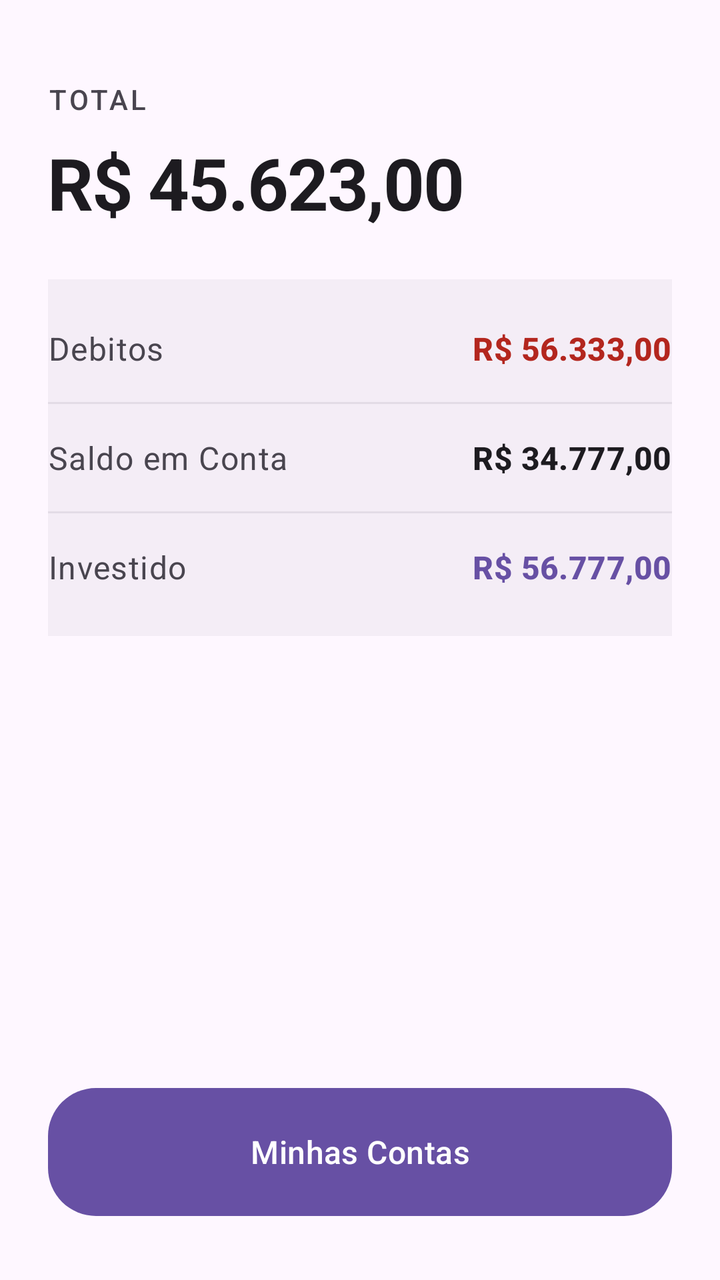
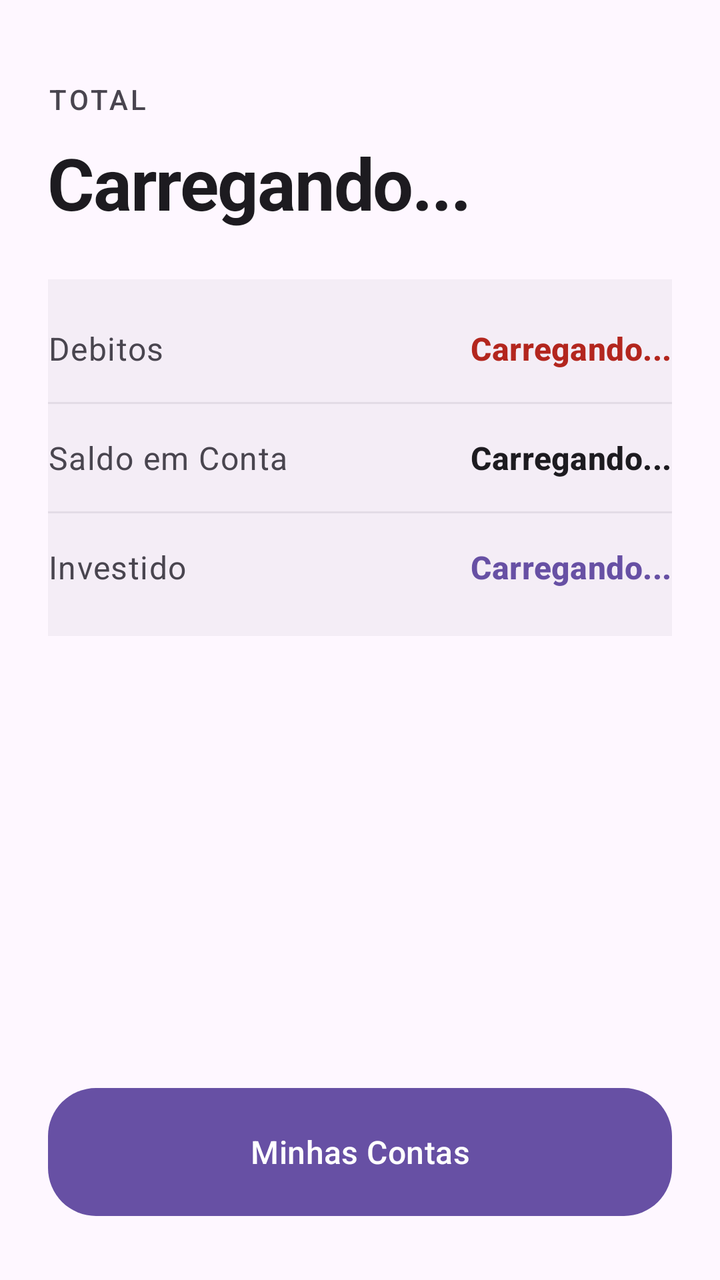

Compare the two renders of this Android layout. The source of the first and the diff that turns it into the second are given below.
<!-- AndroidManifest.xml: application theme Theme.MeuControleFinaceiro -->
<!-- res/layout/fragment_home.xml -->
<?xml version="1.0" encoding="utf-8"?>
<androidx.constraintlayout.widget.ConstraintLayout xmlns:android="http://schemas.android.com/apk/res/android"
    xmlns:app="http://schemas.android.com/apk/res-auto"
    xmlns:tools="http://schemas.android.com/tools"
    android:layout_width="match_parent"
    android:layout_height="match_parent"
    android:background="?attr/colorSurface"
    android:padding="24dp"
    tools:context=".ui.home.HomeFragment">

    <View
        android:layout_width="0dp"
        android:layout_height="0dp"
        android:background="@color/white"
        android:backgroundTint="?attr/colorSurfaceContainerHighest"
        android:alpha="0.4"
        app:layout_constraintBottom_toBottomOf="@+id/textSaldoTotalInvestido"
        app:layout_constraintEnd_toEndOf="parent"
        app:layout_constraintStart_toStartOf="parent"
        app:layout_constraintTop_toTopOf="@+id/textView9"
        android:layout_marginTop="-24dp"
        android:layout_marginBottom="-24dp"
        android:layout_marginStart="-16dp"
        android:layout_marginEnd="-16dp" />

    <TextView
        android:id="@+id/textView6"
        android:layout_width="wrap_content"
        android:layout_height="wrap_content"
        android:layout_marginTop="16dp"
        android:text="@string/saldoTotal"
        android:textAppearance="?attr/textAppearanceLabelLarge"
        android:textColor="?attr/colorOnSurfaceVariant"
        android:textAllCaps="true"
        android:letterSpacing="0.1"
        app:layout_constraintStart_toStartOf="parent"
        app:layout_constraintTop_toTopOf="parent" />

    <TextView
        android:id="@+id/textTotal"
        android:layout_width="wrap_content"
        android:layout_height="wrap_content"
        android:layout_marginTop="8dp"
        android:text="R$ 45.623,00"
        android:textAppearance="?attr/textAppearanceDisplaySmall"
        android:textColor="?attr/colorOnSurface"
        android:textStyle="bold"
        android:letterSpacing="-0.02"
        app:layout_constraintStart_toStartOf="parent"
        app:layout_constraintTop_toBottomOf="@+id/textView6" />

    <TextView
        android:id="@+id/textView9"
        android:layout_width="wrap_content"
        android:layout_height="wrap_content"
        android:layout_marginTop="48dp"
        android:text="@string/debitos"
        android:textAppearance="?attr/textAppearanceBodyLarge"
        android:textColor="?attr/colorOnSurfaceVariant"
        app:layout_constraintStart_toStartOf="@+id/textView6"
        app:layout_constraintTop_toBottomOf="@+id/textTotal" />

    <TextView
        android:id="@+id/textDebitosTotal"
        android:layout_width="wrap_content"
        android:layout_height="wrap_content"
        android:text="R$ 56.333,00"
        android:textAppearance="?attr/textAppearanceTitleMedium"
        android:textColor="?attr/colorError"
        android:textStyle="bold"
        app:layout_constraintBottom_toBottomOf="@+id/textView9"
        app:layout_constraintEnd_toEndOf="parent"
        app:layout_constraintTop_toTopOf="@+id/textView9" />

    <View
        android:id="@+id/divider1"
        android:layout_width="0dp"
        android:layout_height="1dp"
        android:layout_marginTop="16dp"
        android:background="?attr/colorOutlineVariant"
        android:alpha="0.4"
        app:layout_constraintEnd_toEndOf="parent"
        app:layout_constraintStart_toStartOf="parent"
        app:layout_constraintTop_toBottomOf="@+id/textView9"
        tools:layout_editor_absoluteX="24dp" />

    <TextView
        android:id="@+id/textView11"
        android:layout_width="wrap_content"
        android:layout_height="wrap_content"
        android:layout_marginTop="16dp"
        android:text="@string/emConta"
        android:textAppearance="?attr/textAppearanceBodyLarge"
        android:textColor="?attr/colorOnSurfaceVariant"
        app:layout_constraintStart_toStartOf="@+id/textView6"
        app:layout_constraintTop_toBottomOf="@+id/divider1" />

    <TextView
        android:id="@+id/textSaldoEmContaTotal"
        android:layout_width="wrap_content"
        android:layout_height="wrap_content"
        android:text="R$ 34.777,00"
        android:textAppearance="?attr/textAppearanceTitleMedium"
        android:textColor="?attr/colorOnSurface"
        android:textStyle="bold"
        app:layout_constraintBottom_toBottomOf="@+id/textView11"
        app:layout_constraintEnd_toEndOf="parent"
        app:layout_constraintTop_toTopOf="@+id/textView11" />

    <View
        android:id="@+id/divider2"
        android:layout_width="0dp"
        android:layout_height="1dp"
        android:layout_marginTop="16dp"
        android:background="?attr/colorOutlineVariant"
        android:alpha="0.4"
        app:layout_constraintEnd_toEndOf="parent"
        app:layout_constraintStart_toStartOf="parent"
        app:layout_constraintTop_toBottomOf="@+id/textView11"
        tools:layout_editor_absoluteX="24dp" />

    <TextView
        android:id="@+id/textView13"
        android:layout_width="wrap_content"
        android:layout_height="wrap_content"
        android:layout_marginTop="16dp"
        android:text="@string/app_investidoSaldo"
        android:textAppearance="?attr/textAppearanceBodyLarge"
        android:textColor="?attr/colorOnSurfaceVariant"
        app:layout_constraintStart_toStartOf="@+id/textView6"
        app:layout_constraintTop_toBottomOf="@+id/divider2" />

    <TextView
        android:id="@+id/textSaldoTotalInvestido"
        android:layout_width="wrap_content"
        android:layout_height="wrap_content"
        android:text="R$ 56.777,00"
        android:textAppearance="?attr/textAppearanceTitleMedium"
        android:textColor="?attr/colorPrimary"
        android:textStyle="bold"
        app:layout_constraintBottom_toBottomOf="@+id/textView13"
        app:layout_constraintEnd_toEndOf="parent"
        app:layout_constraintTop_toTopOf="@+id/textView13" />

    <com.google.android.material.button.MaterialButton
        android:id="@+id/btnContas"
        style="@style/Widget.Material3.Button"
        android:layout_width="0dp"
        android:layout_height="64dp"
        android:layout_marginBottom="8dp"
        android:text="@string/minhas_contas"
        android:textAppearance="?attr/textAppearanceTitleMedium"
        app:cornerRadius="24dp"
        android:insetBottom="0dp"
        android:insetTop="0dp"
        app:layout_constraintBottom_toBottomOf="parent"
        app:layout_constraintEnd_toEndOf="parent"
        app:layout_constraintStart_toStartOf="parent" />

</androidx.constraintlayout.widget.ConstraintLayout>
<!-- resources referenced by this layout -->
<resources>
  <color name="white">#FFFFFFFF</color>
  <string name="app_investidoSaldo">Investido</string>
  <string name="debitos">Debitos</string>
  <string name="emConta">Saldo em Conta</string>
  <string name="minhas_contas">Minhas Contas</string>
  <string name="saldoTotal">Total</string>
  <style name="Theme.MeuControleFinaceiro" parent="Base.Theme.MeuControleFinaceiro" />
  <style name="Base.Theme.MeuControleFinaceiro" parent="Theme.Material3.DayNight.NoActionBar">
          
  
  
      </style>
</resources>

<!-- the commit's change to res/layout/fragment_home.xml (unified diff, before → after) -->
@@ -41,11 +41,11 @@
         android:layout_width="wrap_content"
         android:layout_height="wrap_content"
         android:layout_marginTop="8dp"
-        android:text="R$ 45.623,00"
+        android:letterSpacing="-0.02"
+        android:text="@string/carregando"
         android:textAppearance="?attr/textAppearanceDisplaySmall"
         android:textColor="?attr/colorOnSurface"
         android:textStyle="bold"
-        android:letterSpacing="-0.02"
         app:layout_constraintStart_toStartOf="parent"
         app:layout_constraintTop_toBottomOf="@+id/textView6" />
 
@@ -64,7 +64,7 @@
         android:id="@+id/textDebitosTotal"
         android:layout_width="wrap_content"
         android:layout_height="wrap_content"
-        android:text="R$ 56.333,00"
+        android:text="@string/carregando"
         android:textAppearance="?attr/textAppearanceTitleMedium"
         android:textColor="?attr/colorError"
         android:textStyle="bold"
@@ -99,7 +99,7 @@
         android:id="@+id/textSaldoEmContaTotal"
         android:layout_width="wrap_content"
         android:layout_height="wrap_content"
-        android:text="R$ 34.777,00"
+        android:text="@string/carregando"
         android:textAppearance="?attr/textAppearanceTitleMedium"
         android:textColor="?attr/colorOnSurface"
         android:textStyle="bold"
@@ -134,7 +134,7 @@
         android:id="@+id/textSaldoTotalInvestido"
         android:layout_width="wrap_content"
         android:layout_height="wrap_content"
-        android:text="R$ 56.777,00"
+        android:text="@string/carregando"
         android:textAppearance="?attr/textAppearanceTitleMedium"
         android:textColor="?attr/colorPrimary"
         android:textStyle="bold"
<!-- resource entries referenced after the edit -->
@@ -2,6 +2,7 @@
 <resources>
   <color name="white">#FFFFFFFF</color>
   <string name="app_investidoSaldo">Investido</string>
+  <string name="carregando">Carregando...</string>
   <string name="debitos">Debitos</string>
   <string name="emConta">Saldo em Conta</string>
   <string name="minhas_contas">Minhas Contas</string>
